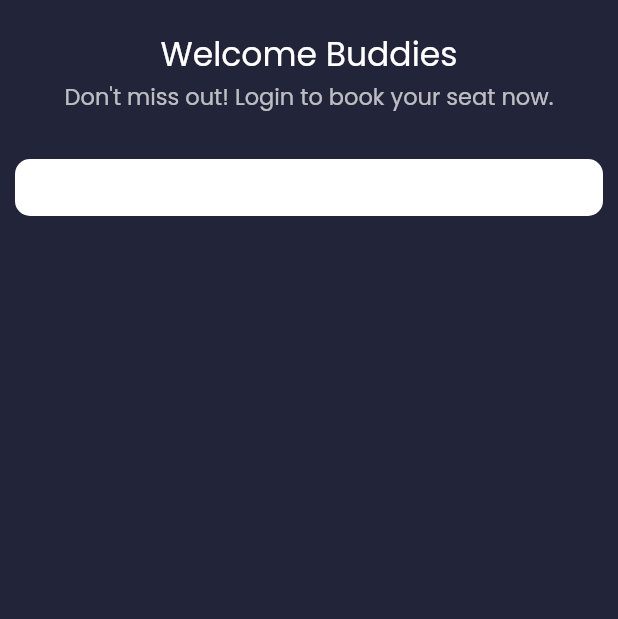
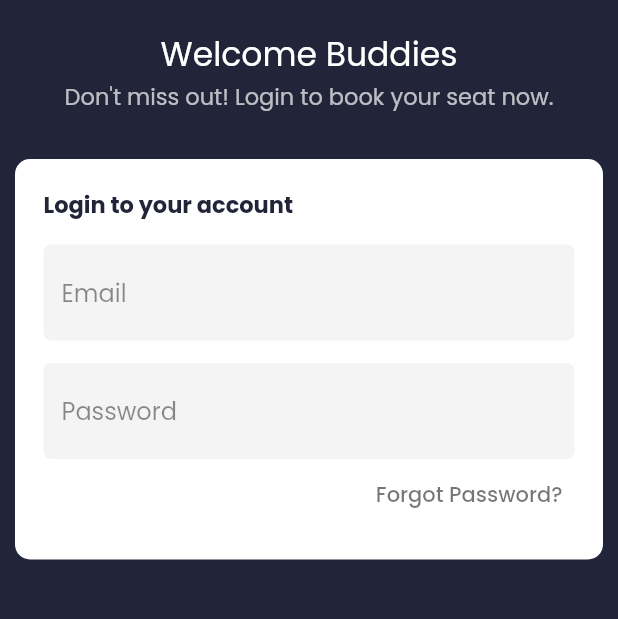
Before and after one commit to admiral41/ticketplease, a Flutter app: the screen it shows after launch, on a phone screen of 412 x 824 dp, the part 150-769 px from its top. Run offline on Flutter 3.47's test engine with Material 2 defaults, Android fonts, the phone set to English and light mode, and no system bars.

Commit message:
:hammer: added email, password, forgotpassword section

```diff
--- a/lib/Screens/login_screen.dart
+++ b/lib/Screens/login_screen.dart
@@ -56,7 +56,68 @@ class _LoginScreenState extends State<LoginScreen> {
                   borderRadius: BorderRadius.circular(10.0)),
               width: _size.width,
               child: Column(
+                crossAxisAlignment: CrossAxisAlignment.start,
+                children: [
+                  const Text(
+                    "Login to your account",
+                    style: TextStyle(
+                      fontSize: 15,
+                      color: MyTheme.splash,
+                      fontWeight: FontWeight.w600,
+                    ),
+                  ),
+                  Padding(
+                    padding: const EdgeInsets.only(top: 15),
+                    child: TextFormField(
 
+                      style: TextStyle(color: Colors.black),
+                      decoration: InputDecoration(
+                        border: OutlineInputBorder(
+                          borderRadius: BorderRadius.circular(5),
+                          borderSide: BorderSide.none,
+                        ),
+                        hintText: "Email",
+                        hintStyle: const TextStyle(color: Colors.black45),
+                        fillColor: MyTheme.greyColor,
+                        filled: true,
+                      ),
+                    ),
+                  ),
+                  Padding(
+                    padding: const EdgeInsets.only(top: 15),
+                    child: TextFormField(
+
+                      style: TextStyle(color: Colors.black),
+                      obscureText: true,
+                      decoration: InputDecoration(
+                        border: OutlineInputBorder(
+                          borderRadius: BorderRadius.circular(5),
+                          borderSide: BorderSide.none,
+                        ),
+                        hintText: "Password",
+                        hintStyle: const TextStyle(color: Colors.black45),
+                        fillColor: MyTheme.greyColor,
+                        filled: true,
+                      ),
+                    ),
+                  ),
+                  Align(
+                    alignment: Alignment.centerRight,
+                    child: TextButton(
+                      onPressed: () {
+
+                      },
+                      child: Text(
+                        "Forgot Password?",
+                        style: TextStyle(
+                            color: Colors.black54, fontWeight: FontWeight.w500),
+                      ),
+                    ),
+                  ),
+
+
+
+                ],
               ),
             ),
           ],
```
